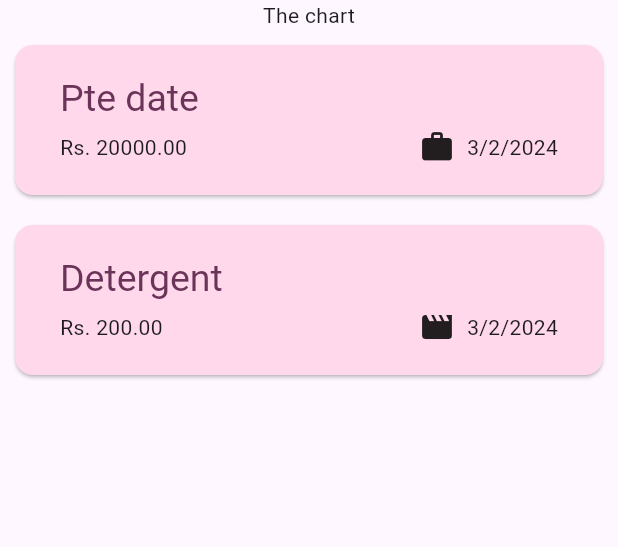
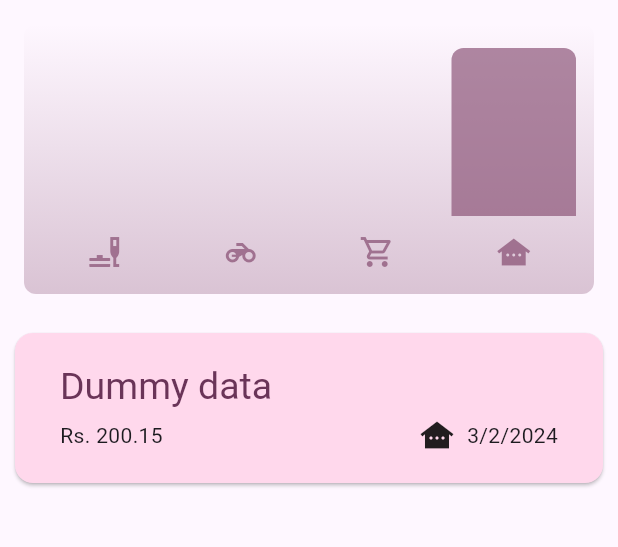
Before and after one commit to ayruvedaAvi/Learning-Flutter, a Flutter app: the screen it shows after launch, on a phone screen of 412 x 824 dp, the part 84-631 px from its top. Run offline on Flutter 3.47's test engine with Material 3 defaults, Android fonts, the phone set to English and light mode, and no system bars; our stand-ins replace google_fonts; missing offline and left inert: flame.

Commit message:
everything's done

```diff
--- a/expense_tracker/lib/models/expense.dart
+++ b/expense_tracker/lib/models/expense.dart
@@ -5,13 +5,13 @@ import 'package:intl/intl.dart';
 final formatter = DateFormat.yMd();
 const uuid = Uuid();
 
-enum Category { food, travel, leisure, work }
+enum Category { food, groceries, fuel, others }
 
 const categoryIcons = {
-  Category.food: Icons.lunch_dining,
-  Category.leisure: Icons.movie,
-  Category.travel: Icons.flight_takeoff,
-  Category.work: Icons.work,
+  Category.food: Icons.brunch_dining,
+  Category.fuel: Icons.motorcycle,
+  Category.groceries: Icons.local_grocery_store_outlined,
+  Category.others: Icons.other_houses,
 };
 
 class Expense {
--- a/expense_tracker/lib/widgets/chart/chart.dart
+++ b/expense_tracker/lib/widgets/chart/chart.dart
@@ -11,9 +11,9 @@ class Chart extends StatelessWidget {
   List<ExpenseBucket> get buckets {
     return [
       ExpenseBucket.forCategory(expenses, Category.food),
-      ExpenseBucket.forCategory(expenses, Category.leisure),
-      ExpenseBucket.forCategory(expenses, Category.travel),
-      ExpenseBucket.forCategory(expenses, Category.work),
+      ExpenseBucket.forCategory(expenses, Category.fuel),
+      ExpenseBucket.forCategory(expenses, Category.groceries),
+      ExpenseBucket.forCategory(expenses, Category.others),
     ];
   }
 
--- a/expense_tracker/lib/widgets/expenses.dart
+++ b/expense_tracker/lib/widgets/expenses.dart
@@ -1,3 +1,4 @@
+import 'package:expense_tracker/widgets/chart/chart.dart';
 import 'package:expense_tracker/widgets/expenses_list/expenses_list.dart';
 import 'package:expense_tracker/models/expense.dart';
 import 'package:expense_tracker/widgets/new_expense.dart';
@@ -15,16 +16,10 @@ class Expenses extends StatefulWidget {
 class _ExpensesState extends State<Expenses> {
   final List<Expense> _registeredExpenses = [
     Expense(
-      title: 'Pte date',
-      amount: 20000,
+      title: 'Dummy data',
+      amount: 200.15,
       date: DateTime.now(),
-      category: Category.work,
-    ),
-    Expense(
-      title: 'Detergent',
-      amount: 200,
-      date: DateTime.now(),
-      category: Category.leisure,
+      category: Category.others,
     ),
   ];
 
@@ -87,7 +82,7 @@ class _ExpensesState extends State<Expenses> {
       ),
       body: Column(
         children: [
-          const Text('The chart'),
+          Chart(expenses: _registeredExpenses),
           Expanded(
             child: mainContent,
           ),
--- a/expense_tracker/lib/widgets/new_expense.dart
+++ b/expense_tracker/lib/widgets/new_expense.dart
@@ -15,7 +15,7 @@ class _NewExpenseState extends State<NewExpense> {
   final _titleController = TextEditingController();
   final _amountController = TextEditingController();
   DateTime? _selectedDate;
-  Category _selectedCategory = Category.leisure;
+  Category _selectedCategory = Category.others;
 
   void _presentDatePicker() async {
     final now = DateTime.now();
```
